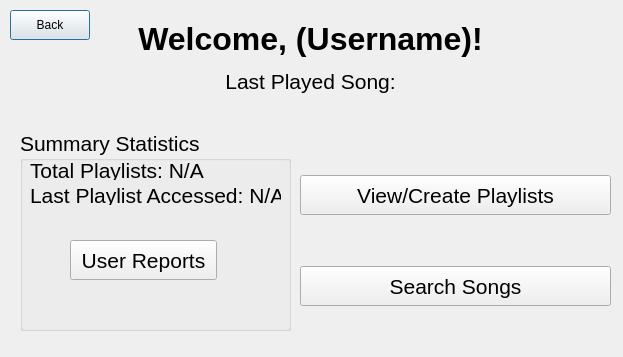
david-boules/Music-Playlist-Manager, file Music-Manager/user.ui: the form before one commit.
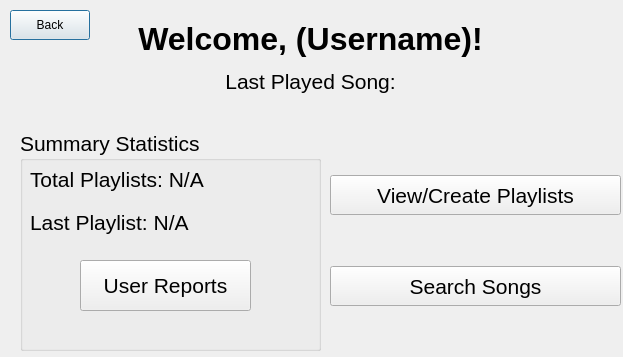
The form after the commit.

```diff
--- a/Music-Manager/user.ui
+++ b/Music-Manager/user.ui
@@ -76,8 +76,8 @@
     <rect>
      <x>20</x>
      <y>130</y>
-     <width>271</width>
-     <height>201</height>
+     <width>301</width>
+     <height>221</height>
     </rect>
    </property>
    <property name="font">
@@ -89,39 +89,13 @@
    <property name="title">
     <string>Summary Statistics</string>
    </property>
-   <widget class="QLabel" name="label_totalPlaylists">
-    <property name="geometry">
-     <rect>
-      <x>10</x>
-      <y>30</y>
-      <width>241</width>
-      <height>20</height>
-     </rect>
-    </property>
-    <property name="text">
-     <string>Total Playlists: N/A</string>
-    </property>
-   </widget>
-   <widget class="QLabel" name="label_lastPlaylistAccessed">
-    <property name="geometry">
-     <rect>
-      <x>10</x>
-      <y>55</y>
-      <width>251</width>
-      <height>20</height>
-     </rect>
-    </property>
-    <property name="text">
-     <string>Last Playlist Accessed: N/A</string>
-    </property>
-   </widget>
    <widget class="QPushButton" name="userReports">
     <property name="geometry">
      <rect>
-      <x>50</x>
-      <y>110</y>
-      <width>147</width>
-      <height>40</height>
+      <x>60</x>
+      <y>130</y>
+      <width>171</width>
+      <height>51</height>
      </rect>
     </property>
     <property name="minimumSize">
@@ -140,13 +114,39 @@
      <string>User Reports</string>
     </property>
    </widget>
+   <widget class="QWidget" name="">
+    <property name="geometry">
+     <rect>
+      <x>10</x>
+      <y>30</y>
+      <width>271</width>
+      <height>81</height>
+     </rect>
+    </property>
+    <layout class="QVBoxLayout" name="verticalLayout">
+     <item>
+      <widget class="QLabel" name="label_totalPlaylists">
+       <property name="text">
+        <string>Total Playlists: N/A</string>
+       </property>
+      </widget>
+     </item>
+     <item>
+      <widget class="QLabel" name="label_lastPlaylistAccessed">
+       <property name="text">
+        <string>Last Playlist: N/A</string>
+       </property>
+      </widget>
+     </item>
+    </layout>
+   </widget>
   </widget>
   <widget class="QWidget" name="gridLayoutWidget">
    <property name="geometry">
     <rect>
-     <x>300</x>
+     <x>330</x>
      <y>130</y>
-     <width>311</width>
+     <width>291</width>
      <height>221</height>
     </rect>
    </property>
```
